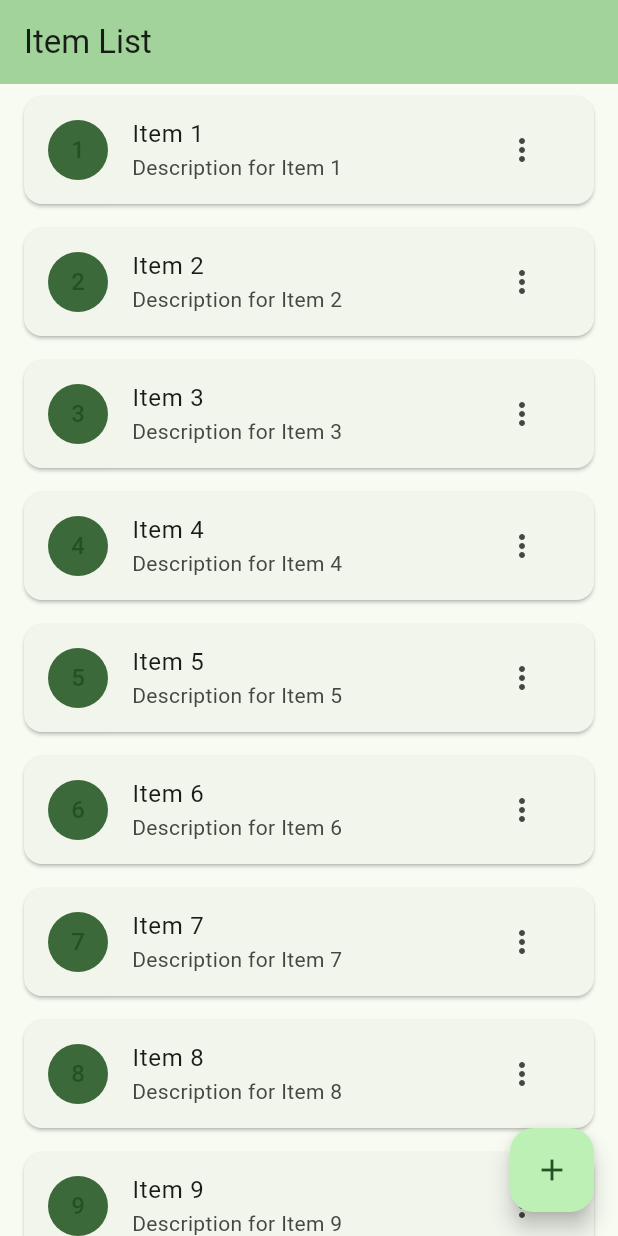
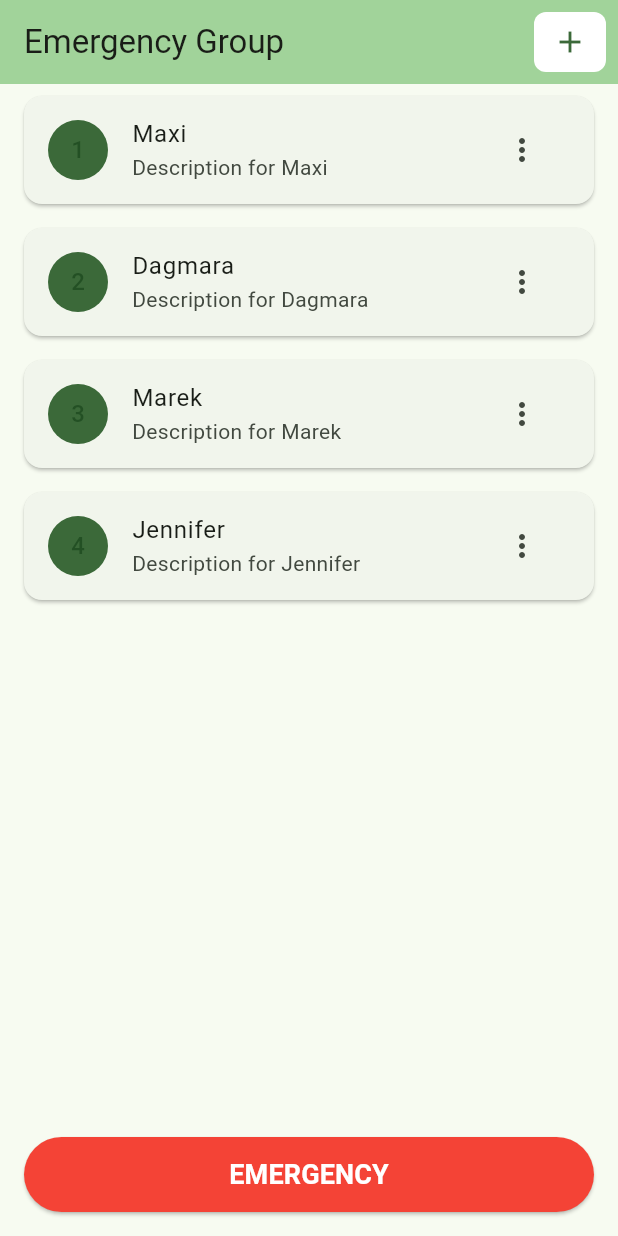
Before and after one commit to andrzejSulkowski/community-emergency, a Flutter app: the screen it shows after launch, on a phone screen of 412 x 824 dp. Run offline on Flutter 3.47's test engine with Material 3 defaults, Android fonts, the phone set to English and light mode, and no system bars.

Commit message:
feat(ui): emergency btn

```diff
--- a/lib/features/home/presentation/screens/home_screen.dart
+++ b/lib/features/home/presentation/screens/home_screen.dart
@@ -1,5 +1,6 @@
 import 'package:flutter/material.dart';
 import '../widgets/item_list.dart';
+import '../widgets/emergency_footer.dart';
 
 class HomeScreen extends StatefulWidget {
   const HomeScreen({super.key});
@@ -14,14 +15,26 @@ class _HomeScreenState extends State<HomeScreen> {
     return Scaffold(
       appBar: AppBar(
         backgroundColor: Theme.of(context).colorScheme.inversePrimary,
-        title: const Text('Item List'),
+        title: const Text('Emergency Group'),
+        actions: [
+          Container(
+            margin: const EdgeInsets.all(8.0),
+            decoration: BoxDecoration(
+              color: Colors.white,
+              borderRadius: BorderRadius.circular(8.0),
+            ),
+            child: IconButton(
+              icon: const Icon(Icons.add),
+              color: Theme.of(context).colorScheme.primary,
+              onPressed: () {
+                // Add new item functionality
+              },
+            ),
+          ),
+        ],
       ),
-      body: const ItemList(),
-      floatingActionButton: FloatingActionButton(
-        onPressed: () {
-          // Add new item functionality
-        },
-        child: const Icon(Icons.add),
+      body: Column(
+        children: [Expanded(child: const ItemList()), const EmergencyFooter()],
       ),
     );
   }
--- /dev/null
+++ b/lib/features/home/presentation/widgets/emergency_footer.dart
@@ -0,0 +1,26 @@
+import 'package:flutter/material.dart';
+
+class EmergencyFooter extends StatelessWidget {
+  const EmergencyFooter({super.key});
+
+  @override
+  Widget build(BuildContext context) {
+    return Container(
+      padding: const EdgeInsets.all(16.0),
+      child: ElevatedButton(
+        onPressed: () {
+          // TODO: Implement emergency action
+        },
+        style: ElevatedButton.styleFrom(
+          backgroundColor: Colors.red,
+          foregroundColor: Colors.white,
+          minimumSize: const Size(double.infinity, 50),
+        ),
+        child: const Text(
+          'EMERGENCY',
+          style: TextStyle(fontSize: 18, fontWeight: FontWeight.bold),
+        ),
+      ),
+    );
+  }
+}
--- a/lib/features/home/presentation/widgets/item_list.dart
+++ b/lib/features/home/presentation/widgets/item_list.dart
@@ -6,18 +6,7 @@ class ItemList extends StatelessWidget {
   @override
   Widget build(BuildContext context) {
     // Sample list of items
-    final List<String> items = [
-      'Item 1',
-      'Item 2',
-      'Item 3',
-      'Item 4',
-      'Item 5',
-      'Item 6',
-      'Item 7',
-      'Item 8',
-      'Item 9',
-      'Item 10',
-    ];
+    final List<String> items = ['Maxi', 'Dagmara', 'Marek', 'Jennifer'];
 
     return ListView.builder(
       itemCount: items.length,
```
